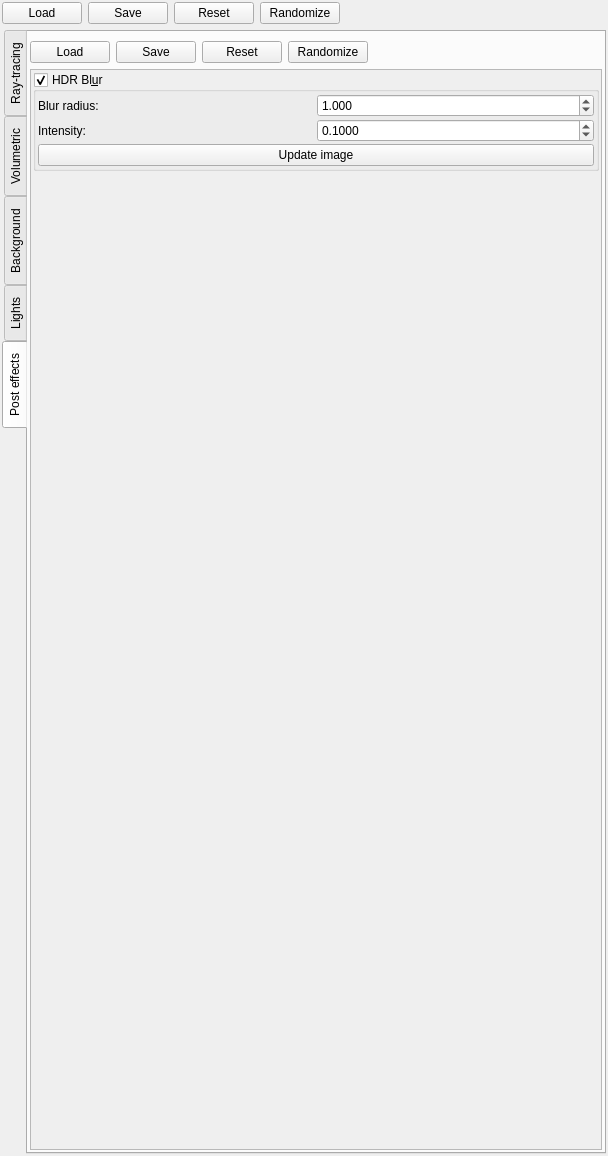
Old version of the form mandelbulber2/qt/dock_effects.ui in the repository buddhi1980/mandelbulber2.
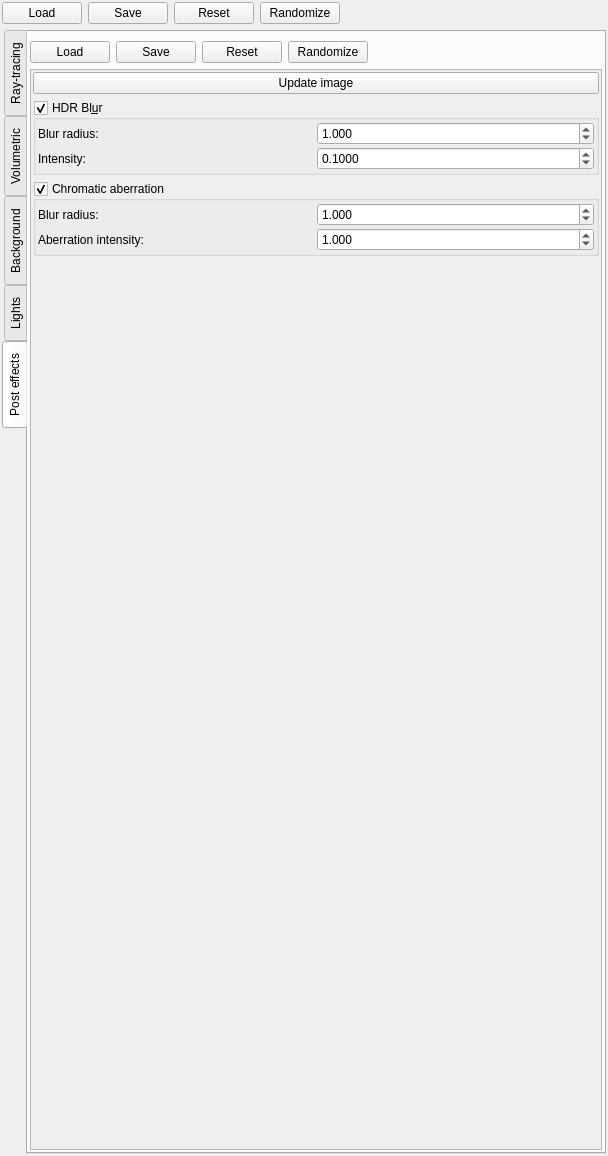
New version of the form. The open tabs and pages were chosen to show the change. Icons and pictures are not drawn. Custom widgets are drawn as their Qt base class.

Commit message: Finished launcher for rendering different post effects. Partially written kernel for chromatic aberration

Patch:
```diff
--- a/mandelbulber2/qt/dock_effects.ui
+++ b/mandelbulber2/qt/dock_effects.ui
@@ -4265,8 +4265,8 @@
            <rect>
             <x>0</x>
             <y>0</y>
-            <width>171</width>
-            <height>110</height>
+            <width>569</width>
+            <height>1070</height>
            </rect>
           </property>
           <layout class="QVBoxLayout" name="verticalLayout_3">
@@ -4282,6 +4282,22 @@
            <property name="bottomMargin">
             <number>2</number>
            </property>
+           <item>
+            <widget class="QPushButton" name="pushButton_post_effects_update">
+             <property name="sizePolicy">
+              <sizepolicy hsizetype="Minimum" vsizetype="Maximum">
+               <horstretch>0</horstretch>
+               <verstretch>0</verstretch>
+              </sizepolicy>
+             </property>
+             <property name="toolTip">
+              <string>&lt;html&gt;&lt;head/&gt;&lt;body&gt;&lt;p&gt;Update image after changes of DOF settings. Can be updated even after image rendering.&lt;/p&gt;&lt;/body&gt;&lt;/html&gt;</string>
+             </property>
+             <property name="text">
+              <string>Update image</string>
+             </property>
+            </widget>
+           </item>
            <item>
             <widget class="MyGroupBox" name="groupCheck_hdr_blur_enabled">
              <property name="title">
@@ -4387,19 +4403,113 @@
                   </property>
                  </widget>
                 </item>
-                <item row="2" column="0" colspan="2">
-                 <widget class="QPushButton" name="pushButton_hdr_blur_update">
+               </layout>
+              </item>
+             </layout>
+            </widget>
+           </item>
+           <item>
+            <widget class="MyGroupBox" name="groupCheck_post_chromatic_aberration_enabled">
+             <property name="title">
+              <string>Chromatic aberration</string>
+             </property>
+             <property name="checkable">
+              <bool>true</bool>
+             </property>
+             <layout class="QVBoxLayout" name="verticalLayout_76">
+              <property name="spacing">
+               <number>2</number>
+              </property>
+              <property name="leftMargin">
+               <number>2</number>
+              </property>
+              <property name="topMargin">
+               <number>2</number>
+              </property>
+              <property name="rightMargin">
+               <number>2</number>
+              </property>
+              <property name="bottomMargin">
+               <number>2</number>
+              </property>
+              <item>
+               <layout class="QGridLayout" name="gridLayout_37" columnstretch="0,0">
+                <property name="spacing">
+                 <number>2</number>
+                </property>
+                <item row="0" column="0">
+                 <widget class="QLabel" name="label_139">
+                  <property name="text">
+                   <string>Blur radius:</string>
+                  </property>
+                 </widget>
+                </item>
+                <item row="1" column="0">
+                 <widget class="QLabel" name="label_353">
+                  <property name="text">
+                   <string>Aberration intensity:</string>
+                  </property>
+                 </widget>
+                </item>
+                <item row="1" column="1">
+                 <widget class="MyDoubleSpinBox" name="spinbox_post_chromatic_aberration_intensity">
                   <property name="sizePolicy">
                    <sizepolicy hsizetype="Minimum" vsizetype="Maximum">
                     <horstretch>0</horstretch>
                     <verstretch>0</verstretch>
                    </sizepolicy>
                   </property>
-                  <property name="toolTip">
-                   <string>&lt;html&gt;&lt;head/&gt;&lt;body&gt;&lt;p&gt;Update image after changes of DOF settings. Can be updated even after image rendering.&lt;/p&gt;&lt;/body&gt;&lt;/html&gt;</string>
+                  <property name="prefix">
+                   <string/>
                   </property>
-                  <property name="text">
-                   <string>Update image</string>
+                  <property name="suffix">
+                   <string/>
+                  </property>
+                  <property name="decimals">
+                   <number>3</number>
+                  </property>
+                  <property name="minimum">
+                   <double>0.000000000000000</double>
+                  </property>
+                  <property name="maximum">
+                   <double>100.000000000000000</double>
+                  </property>
+                  <property name="singleStep">
+                   <double>0.010000000000000</double>
+                  </property>
+                  <property name="value">
+                   <double>1.000000000000000</double>
+                  </property>
+                 </widget>
+                </item>
+                <item row="0" column="1">
+                 <widget class="MyDoubleSpinBox" name="spinbox_post_chromatic_aberration_radius">
+                  <property name="sizePolicy">
+                   <sizepolicy hsizetype="Minimum" vsizetype="Maximum">
+                    <horstretch>0</horstretch>
+                    <verstretch>0</verstretch>
+                   </sizepolicy>
+                  </property>
+                  <property name="prefix">
+                   <string/>
+                  </property>
+                  <property name="suffix">
+                   <string/>
+                  </property>
+                  <property name="decimals">
+                   <number>3</number>
+                  </property>
+                  <property name="minimum">
+                   <double>0.000000000000000</double>
+                  </property>
+                  <property name="maximum">
+                   <double>1000.000000000000000</double>
+                  </property>
+                  <property name="singleStep">
+                   <double>0.100000000000000</double>
+                  </property>
+                  <property name="value">
+                   <double>1.000000000000000</double>
                   </property>
                  </widget>
                 </item>
```
The commit also changes 10 other files.
